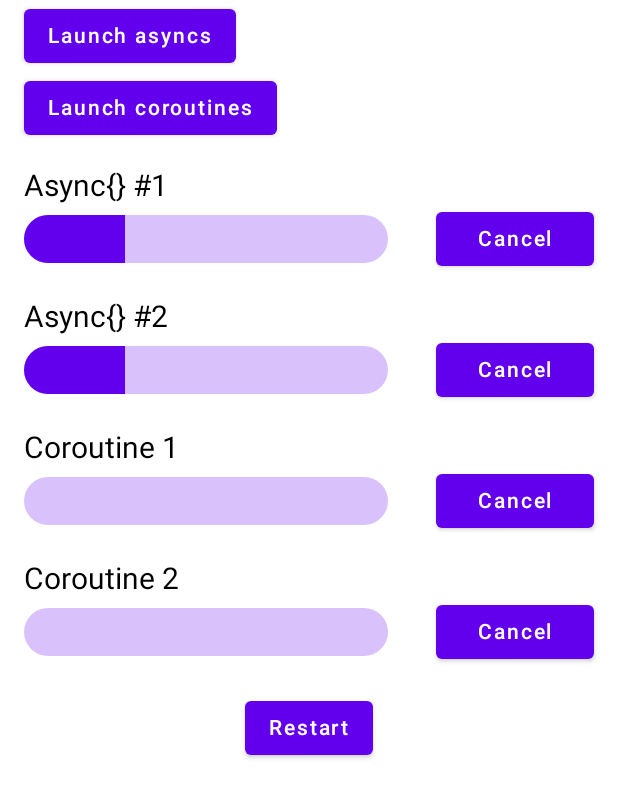
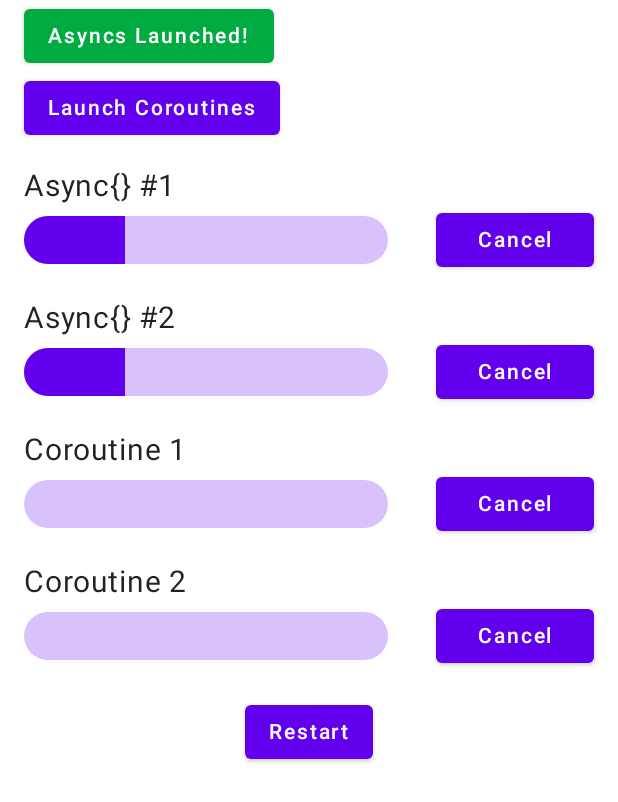
Before and after one commit to nsmirosh/Interactive-Android-Concepts, an Android app built with Jetpack Compose: the composable AsyncComparisonScreen shown on its own in the app's theme, after a tap on "Launch asyncs", on a phone screen of 412 x 824 dp. Shown: the top 802 px of the screen. Run offline under Robolectric (Android 15) with nearby library versions, the light colour scheme and no system bars; network calls fail.

Commit message:
Finalized the UI for AsyncComparisonScreen

```diff
--- a/app/src/main/java/nick/mirosh/androidsamples/ui/coroutines/async/AsyncComparisonScreen.kt
+++ b/app/src/main/java/nick/mirosh/androidsamples/ui/coroutines/async/AsyncComparisonScreen.kt
@@ -1,5 +1,6 @@
 package nick.mirosh.androidsamples.ui.coroutines.async
 
+import android.graphics.Color.parseColor
 import androidx.compose.animation.core.FastOutSlowInEasing
 import androidx.compose.animation.core.animateFloatAsState
 import androidx.compose.animation.core.tween
@@ -13,6 +14,7 @@ import androidx.compose.foundation.shape.RoundedCornerShape
 import androidx.compose.material.Button
 import androidx.compose.material.ButtonDefaults
 import androidx.compose.material.LinearProgressIndicator
+import androidx.compose.material.MaterialTheme
 import androidx.compose.material.Text
 import androidx.compose.runtime.Composable
 import androidx.compose.runtime.getValue
@@ -20,7 +22,7 @@ import androidx.compose.runtime.key
 import androidx.compose.runtime.mutableStateOf
 import androidx.compose.runtime.remember
 import androidx.compose.runtime.setValue
-import androidx.compose.ui.Alignment.Companion.CenterHorizontally
+import androidx.compose.ui.Alignment
 import androidx.compose.ui.Modifier
 import androidx.compose.ui.draw.clip
 import androidx.compose.ui.graphics.Color
@@ -43,23 +45,43 @@ fun AsyncComparisonScreen(
     var restart by remember {
         mutableStateOf(false)
     }
+    MaterialTheme {
         key(restart) {
             Column {
+                var asyncsLaunched by remember {
+                    mutableStateOf(false)
+                }
+
+                var coroutinesLaunched by remember {
+                    mutableStateOf(false)
+                }
                 Button(
+                    colors = if (asyncsLaunched) ButtonDefaults.buttonColors(
+                        backgroundColor = Color(parseColor("#00ab41")),
+                        contentColor = Color.White
+                    )
+                    else ButtonDefaults.buttonColors(),
                     modifier = Modifier.padding(horizontal = 16.dp),
                     onClick = {
                         viewModel.launchAsyncs()
+                        asyncsLaunched = true
                     }
                 ) {
-                Text("Launch asyncs")
+                    Text(if (asyncsLaunched) "Asyncs Launched!" else "Launch asyncs")
                 }
                 Button(
+                    colors = if (coroutinesLaunched) ButtonDefaults.buttonColors(
+                        backgroundColor = Color(parseColor("#00ab41")),
+                        contentColor = Color.White
+                    )
+                    else ButtonDefaults.buttonColors(),
                     modifier = Modifier.padding(horizontal = 16.dp),
                     onClick = {
                         viewModel.launchCoroutines()
+                        coroutinesLaunched = true
                     }
                 ) {
-                Text("Launch coroutines")
+                    Text(if (coroutinesLaunched) "Coroutines Launched!" else "Launch Coroutines")
                 }
 
                 ProgressBarWithCancel(
@@ -92,13 +114,14 @@ fun AsyncComparisonScreen(
                 )
                 Button(
                     modifier = Modifier
-                    .align(CenterHorizontally)
+                        .align(Alignment.CenterHorizontally)
                         .padding(top = 16.dp),
                     onClick = {
                         viewModel.clear()
                         restart = !restart
                     }) {
                     Text("Restart")
+                }
             }
         }
     }
@@ -126,7 +149,7 @@ fun ProgressBarWithCancel(
         )
         Row(
             modifier = Modifier.fillMaxWidth(),
-            verticalAlignment = androidx.compose.ui.Alignment.CenterVertically
+            verticalAlignment = Alignment.CenterVertically
         ) {
             ProgressBar(
                 modifier = modifier
```
Lines whose indentation alone changed are shown as unchanged.
